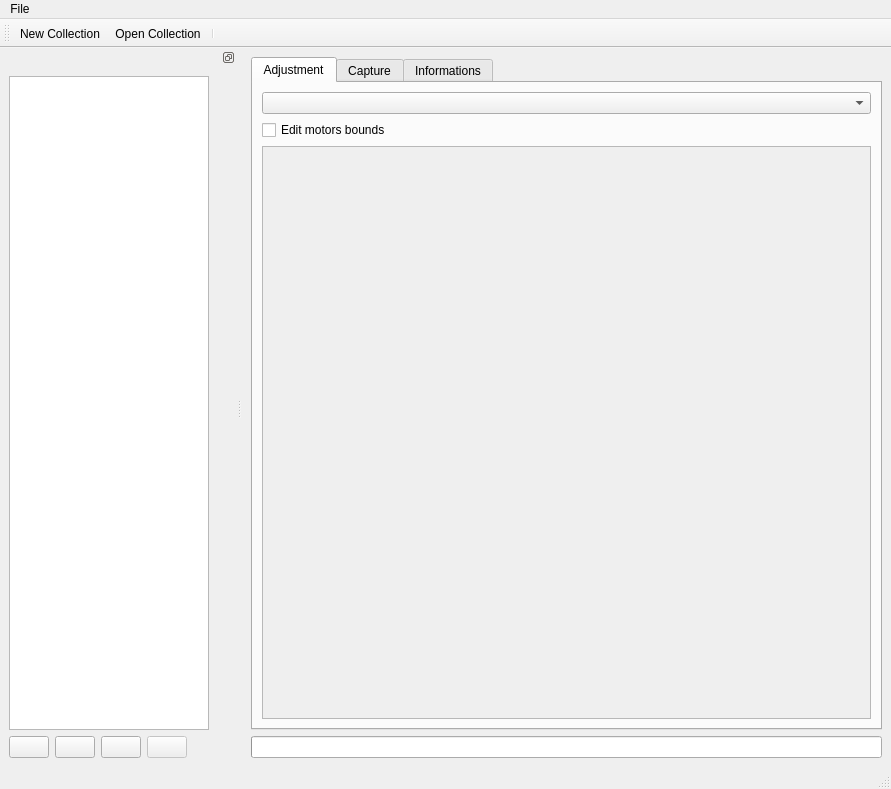
First picture: the form in pc/core/mainwindow.ui, repository plule/pfe-costumes, before the edit.
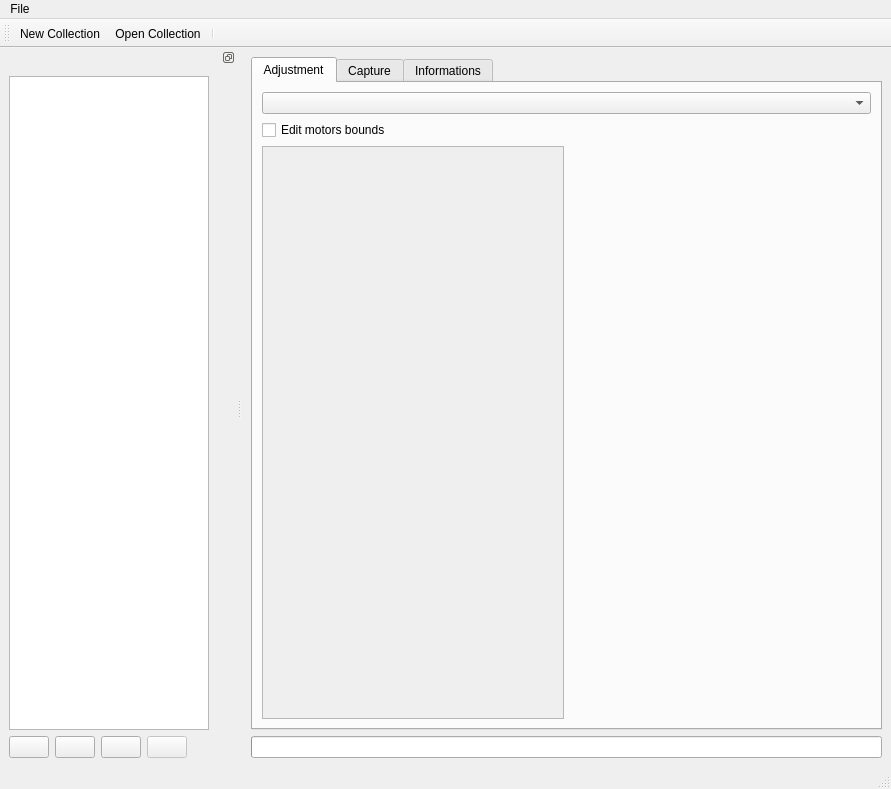
Second picture: the form after the edit. Icons and pictures are not drawn. Custom widgets are drawn as their Qt base class.

Commit message: Update dress visualisation to integrate dress size

What changed in the file:
```diff
--- a/pc/core/mainwindow.ui
+++ b/pc/core/mainwindow.ui
@@ -53,6 +53,8 @@
          </widget>
         </item>
         <item>
+         <layout class="QHBoxLayout" name="adjustmentLayout">
+          <item>
          <widget class="QScrollArea" name="scrollArea">
           <property name="widgetResizable">
            <bool>true</bool>
@@ -62,14 +64,27 @@
             <rect>
              <x>0</x>
              <y>0</y>
-             <width>630</width>
-             <height>557</height>
+               <width>310</width>
+               <height>555</height>
             </rect>
            </property>
            <layout class="QHBoxLayout" name="horizontalLayout_4"/>
           </widget>
          </widget>
         </item>
+          <item>
+           <widget class="QDressFormVisu" name="dress" native="true">
+            <property name="sizePolicy">
+             <sizepolicy hsizetype="Expanding" vsizetype="Expanding">
+              <horstretch>0</horstretch>
+              <verstretch>0</verstretch>
+             </sizepolicy>
+            </property>
+            <zorder>scrollArea</zorder>
+           </widget>
+          </item>
+         </layout>
+        </item>
        </layout>
       </widget>
       <widget class="QWidget" name="captureTab">
@@ -697,6 +712,12 @@
     <slot>load(QListWidgetItem*)</slot>
    </slots>
   </customwidget>
+  <customwidget>
+   <class>QDressFormVisu</class>
+   <extends>QWidget</extends>
+   <header location="global">widgets/qdressformvisu.h</header>
+   <container>1</container>
+  </customwidget>
  </customwidgets>
  <resources>
   <include location="resources/icons/icons.qrc"/>
```
Lines whose indentation alone changed are shown as unchanged. The commit also changes 8 other files.
